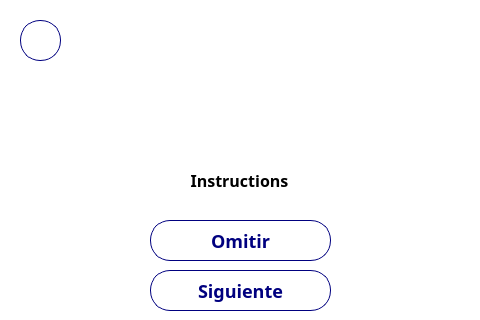
The window that src/views/Calibration.ui (Giocerz/water_quality_rpi) describes before a commit, drawn with Qt 5.
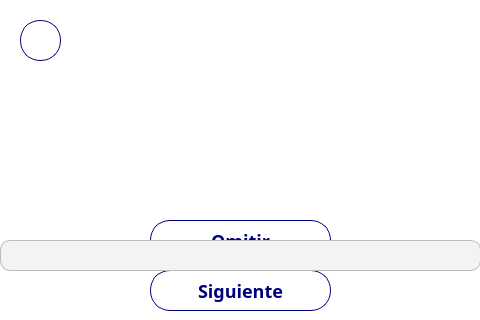
The same window after the commit.

The edit to the form file:
```diff
--- a/src/views/Calibration.ui
+++ b/src/views/Calibration.ui
@@ -62,9 +62,9 @@
    <widget class="QLabel" name="imgLbl">
     <property name="geometry">
      <rect>
-      <x>165</x>
-      <y>20</y>
-      <width>151</width>
+      <x>180</x>
+      <y>10</y>
+      <width>121</width>
       <height>121</height>
      </rect>
     </property>
@@ -94,17 +94,47 @@
    <widget class="QLabel" name="instLbl">
     <property name="geometry">
      <rect>
-      <x>94</x>
-      <y>160</y>
-      <width>291</width>
-      <height>41</height>
+      <x>14</x>
+      <y>140</y>
+      <width>451</width>
+      <height>71</height>
      </rect>
     </property>
     <property name="styleSheet">
      <string notr="true">font-size: 12pt;</string>
     </property>
     <property name="text">
-     <string>&lt;html&gt;&lt;head/&gt;&lt;body&gt;&lt;p align=&quot;center&quot;&gt;&lt;span style=&quot; font-size:12pt; font-weight:600;&quot;&gt;Instructions&lt;/span&gt;&lt;/p&gt;&lt;/body&gt;&lt;/html&gt;</string>
+     <string>&lt;html&gt;&lt;head/&gt;&lt;body&gt;&lt;p align=&quot;center&quot;&gt;&lt;br/&gt;&lt;/p&gt;&lt;/body&gt;&lt;/html&gt;</string>
+    </property>
+   </widget>
+   <widget class="QProgressBar" name="loadingBar">
+    <property name="geometry">
+     <rect>
+      <x>0</x>
+      <y>240</y>
+      <width>481</width>
+      <height>31</height>
+     </rect>
+    </property>
+    <property name="styleSheet">
+     <string notr="true">QProgressBar {
+    border: 1px solid #bbb;
+    border-radius: 5px;
+    background-color: #f3f3f3;
+	border-radius: 10px;
+}
+
+QProgressBar::chunk {
+    background-color: #00007f;
+	border-radius: 10px;
+}
+</string>
+    </property>
+    <property name="value">
+     <number>0</number>
+    </property>
+    <property name="textVisible">
+     <bool>false</bool>
     </property>
    </widget>
   </widget>
```
Left out of the diff: 4 changed lines with no effect on the pictures.
